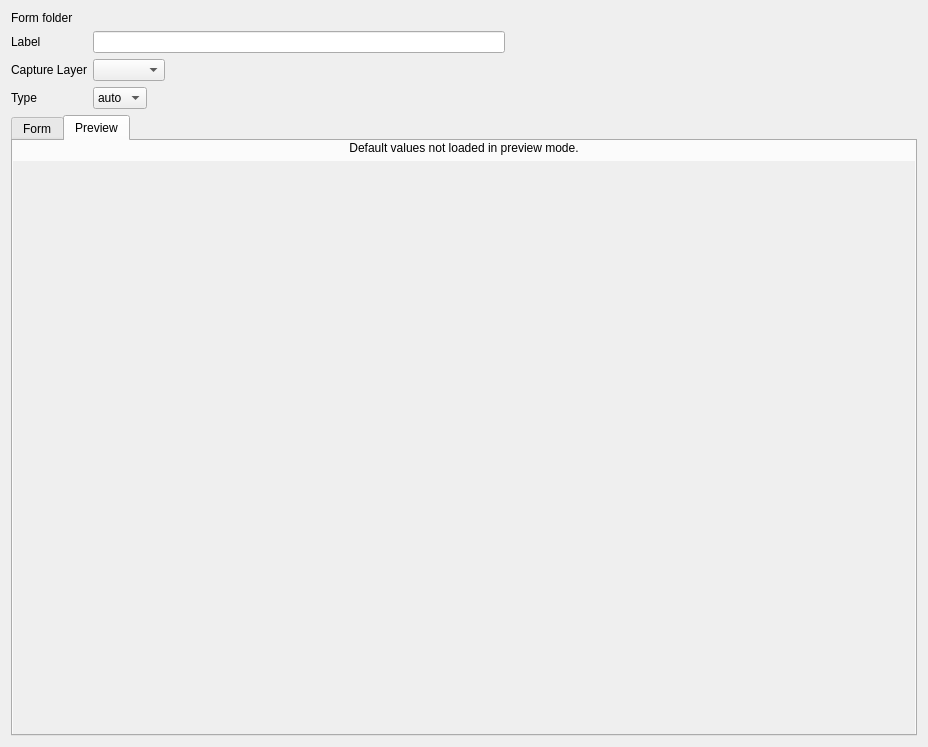
Above: src/configmanager/ui/nodewidgets/ui_formwidget.ui from roam-qgis/Roam before the change. Below: the same form after it.
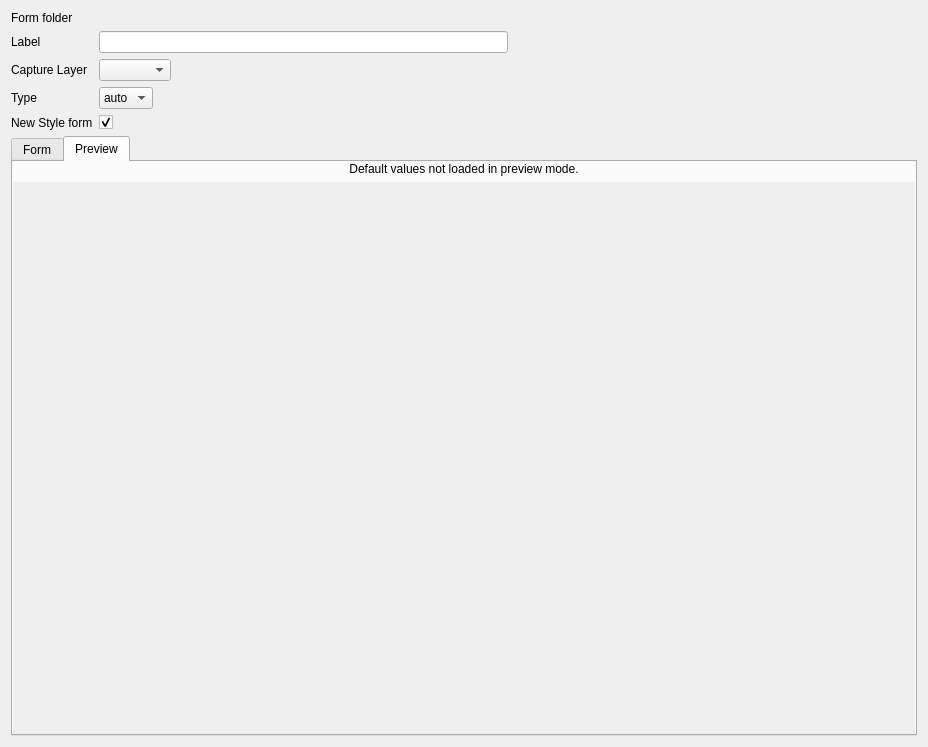
That is the form after the change. The open tabs and pages were chosen to show the change. Icons and pictures are not drawn. Custom widgets are drawn as their Qt base class.

Commit message: Add new form style option in form config UI

Patch:
```diff
--- a/src/configmanager/ui/nodewidgets/ui_formwidget.ui
+++ b/src/configmanager/ui/nodewidgets/ui_formwidget.ui
@@ -108,6 +108,26 @@
        </item>
       </layout>
      </item>
+     <item row="4" column="1">
+      <widget class="QCheckBox" name="newStyleCheck">
+       <property name="text">
+        <string/>
+       </property>
+       <property name="checked">
+        <bool>true</bool>
+       </property>
+      </widget>
+     </item>
+     <item row="4" column="0">
+      <widget class="QLabel" name="label_20">
+       <property name="toolTip">
+        <string>&lt;html&gt;&lt;head/&gt;&lt;body&gt;&lt;p&gt;New style forms are using a new layout which places the label above the input field.  Default for new forms.  Untick for the old style of label | control &lt;/p&gt;&lt;/body&gt;&lt;/html&gt;</string>
+       </property>
+       <property name="text">
+        <string>New Style form</string>
+       </property>
+      </widget>
+     </item>
     </layout>
    </item>
    <item row="1" column="0">
@@ -801,7 +821,7 @@
                <x>0</x>
                <y>0</y>
                <width>885</width>
-               <height>581</height>
+               <height>562</height>
               </rect>
              </property>
              <property name="autoFillBackground">
```
Left out of the diff: 2 changed lines with no effect on the pictures. The commit also changes 1 other file.
